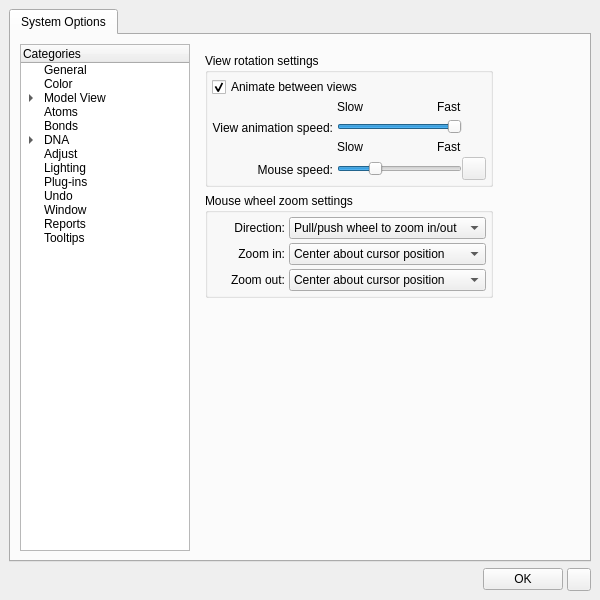
Before: the Qt Designer form cad/src/ne1_ui/PreferencesDialog.ui in kanzure/nanoengineer, drawn with Qt 5.
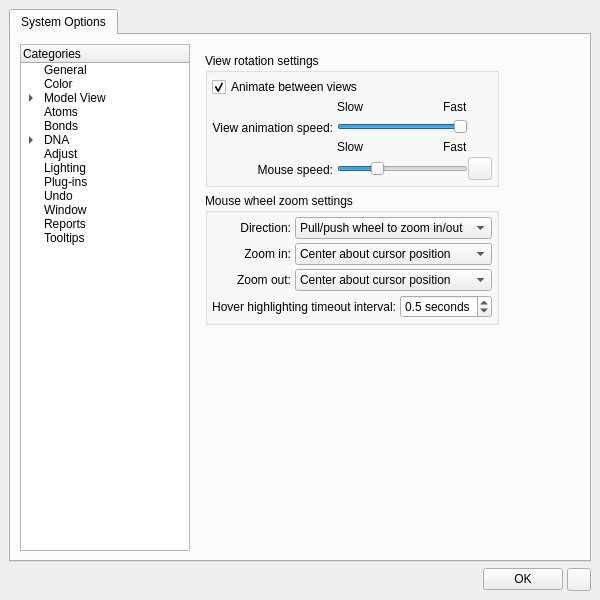
After: the same form once the commit is applied. The open tabs and pages were chosen to show the change. Icons and pictures are not drawn.

Commit message: Added new user pref "Hover highlighting timeout interval" with a default value of 0.5 seconds. This mitigates bug 2885.

Diff of the .ui file:
```diff
--- a/cad/src/ne1_ui/PreferencesDialog.ui
+++ b/cad/src/ne1_ui/PreferencesDialog.ui
@@ -627,19 +627,6 @@
            <property name="spacing" >
             <number>6</number>
            </property>
-           <item row="0" column="1" >
-            <spacer>
-             <property name="orientation" >
-              <enum>Qt::Horizontal</enum>
-             </property>
-             <property name="sizeHint" >
-              <size>
-               <width>231</width>
-               <height>20</height>
-              </size>
-             </property>
-            </spacer>
-           </item>
            <item row="0" column="0" >
             <layout class="QVBoxLayout" >
              <property name="margin" >
@@ -994,8 +981,8 @@
                 <property name="spacing" >
                  <number>4</number>
                 </property>
-                <item row="0" column="1" >
-                 <layout class="QVBoxLayout" >
+                <item row="0" column="0" >
+                 <layout class="QHBoxLayout" >
                   <property name="margin" >
                    <number>0</number>
                   </property>
@@ -1003,51 +990,101 @@
                    <number>4</number>
                   </property>
                   <item>
-                   <widget class="QComboBox" name="mouseWheelDirectionComboBox" >
+                   <layout class="QVBoxLayout" >
+                    <property name="margin" >
+                     <number>0</number>
+                    </property>
+                    <property name="spacing" >
+                     <number>4</number>
+                    </property>
                     <item>
-                     <property name="text" >
-                      <string>Pull/push wheel to zoom in/out</string>
-                     </property>
+                     <widget class="QLabel" name="label_19" >
+                      <property name="text" >
+                       <string>Direction:</string>
+                      </property>
+                      <property name="alignment" >
+                       <set>Qt::AlignRight|Qt::AlignTrailing|Qt::AlignVCenter</set>
+                      </property>
+                     </widget>
                     </item>
                     <item>
-                     <property name="text" >
-                      <string>Push/pull wheel to zoom in/out</string>
-                     </property>
+                     <widget class="QLabel" name="label_17" >
+                      <property name="text" >
+                       <string>Zoom in:</string>
+                      </property>
+                      <property name="alignment" >
+                       <set>Qt::AlignRight|Qt::AlignTrailing|Qt::AlignVCenter</set>
+                      </property>
+                     </widget>
                     </item>
-                   </widget>
-                  </item>
-                  <item>
-                   <widget class="QComboBox" name="mouseWheelZoomInPointComboBox" >
                     <item>
-                     <property name="text" >
-                      <string>Center about cursor position</string>
-                     </property>
+                     <widget class="QLabel" name="label_18" >
+                      <property name="text" >
+                       <string>Zoom out:</string>
+                      </property>
+                      <property name="alignment" >
+                       <set>Qt::AlignRight|Qt::AlignTrailing|Qt::AlignVCenter</set>
+                      </property>
+                     </widget>
                     </item>
-                    <item>
-                     <property name="text" >
-                      <string>Center about screen</string>
-                     </property>
-                    </item>
-                   </widget>
+                   </layout>
                   </item>
                   <item>
-                   <widget class="QComboBox" name="mouseWheelZoomOutPointComboBox" >
+                   <layout class="QVBoxLayout" >
+                    <property name="margin" >
+                     <number>0</number>
+                    </property>
+                    <property name="spacing" >
+                     <number>4</number>
+                    </property>
                     <item>
-                     <property name="text" >
-                      <string>Center about cursor position</string>
-                     </property>
+                     <widget class="QComboBox" name="mouseWheelDirectionComboBox" >
+                      <item>
+                       <property name="text" >
+                        <string>Pull/push wheel to zoom in/out</string>
+                       </property>
+                      </item>
+                      <item>
+                       <property name="text" >
+                        <string>Push/pull wheel to zoom in/out</string>
+                       </property>
+                      </item>
+                     </widget>
                     </item>
                     <item>
-                     <property name="text" >
-                      <string>Center about screen</string>
-                     </property>
+                     <widget class="QComboBox" name="mouseWheelZoomInPointComboBox" >
+                      <item>
+                       <property name="text" >
+                        <string>Center about cursor position</string>
+                       </property>
+                      </item>
+                      <item>
+                       <property name="text" >
+                        <string>Center about screen</string>
+                       </property>
+                      </item>
+                     </widget>
                     </item>
-                   </widget>
+                    <item>
+                     <widget class="QComboBox" name="mouseWheelZoomOutPointComboBox" >
+                      <item>
+                       <property name="text" >
+                        <string>Center about cursor position</string>
+                       </property>
+                      </item>
+                      <item>
+                       <property name="text" >
+                        <string>Center about screen</string>
+                       </property>
+                      </item>
+                     </widget>
+                    </item>
+                   </layout>
                   </item>
                  </layout>
                 </item>
-                <item row="0" column="0" >
-                 <layout class="QVBoxLayout" >
+                <item row="1" column="0" >
+                 <layout class="QHBoxLayout" >
                   <property name="margin" >
                    <number>0</number>
                   </property>
@@ -1055,9 +1092,9 @@
                    <number>4</number>
                   </property>
                   <item>
-                   <widget class="QLabel" name="label_19" >
+                   <widget class="QLabel" name="label_20" >
                     <property name="text" >
-                     <string>Direction:</string>
+                     <string>Hover highlighting timeout interval:</string>
                     </property>
                     <property name="alignment" >
                      <set>Qt::AlignRight|Qt::AlignTrailing|Qt::AlignVCenter</set>
@@ -1065,22 +1102,21 @@
                    </widget>
                   </item>
                   <item>
-                   <widget class="QLabel" name="label_17" >
-                    <property name="text" >
-                     <string>Zoom in:</string>
+                   <widget class="QDoubleSpinBox" name="hhTimeoutIntervalDoubleSpinBox" >
+                    <property name="suffix" >
+                     <string> seconds</string>
                     </property>
-                    <property name="alignment" >
-                     <set>Qt::AlignRight|Qt::AlignTrailing|Qt::AlignVCenter</set>
+                    <property name="decimals" >
+                     <number>1</number>
                     </property>
-                   </widget>
-                  </item>
-                  <item>
-                   <widget class="QLabel" name="label_18" >
-                    <property name="text" >
-                     <string>Zoom out:</string>
+                    <property name="maximum" >
+                     <double>1.000000000000000</double>
                     </property>
-                    <property name="alignment" >
-                     <set>Qt::AlignRight|Qt::AlignTrailing|Qt::AlignVCenter</set>
+                    <property name="singleStep" >
+                     <double>0.100000000000000</double>
+                    </property>
+                    <property name="value" >
+                     <double>0.500000000000000</double>
                     </property>
                    </widget>
                   </item>
@@ -1104,6 +1140,19 @@
              </item>
             </layout>
            </item>
+           <item row="0" column="1" >
+            <spacer>
+             <property name="orientation" >
+              <enum>Qt::Horizontal</enum>
+             </property>
+             <property name="sizeHint" >
+              <size>
+               <width>231</width>
+               <height>20</height>
+              </size>
+             </property>
+            </spacer>
+           </item>
           </layout>
          </widget>
          <widget class="QWidget" name="Rulers" >
```
Left out of the diff: 2 changed lines with no effect on the pictures. The commit also changes 4 other files.
